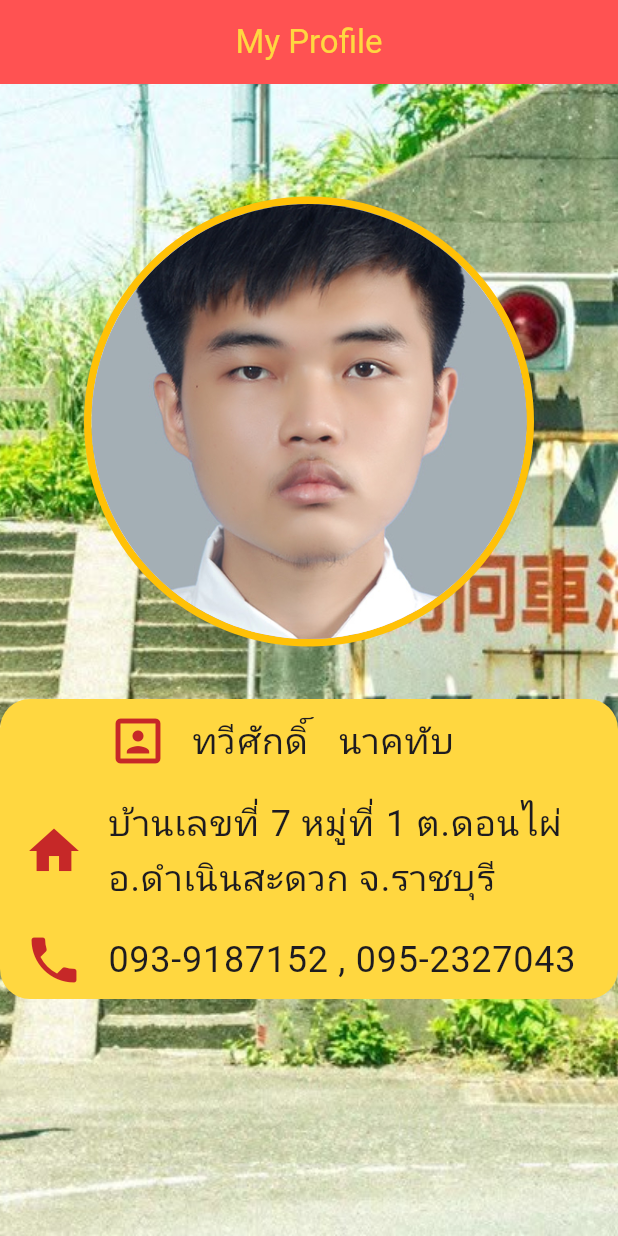
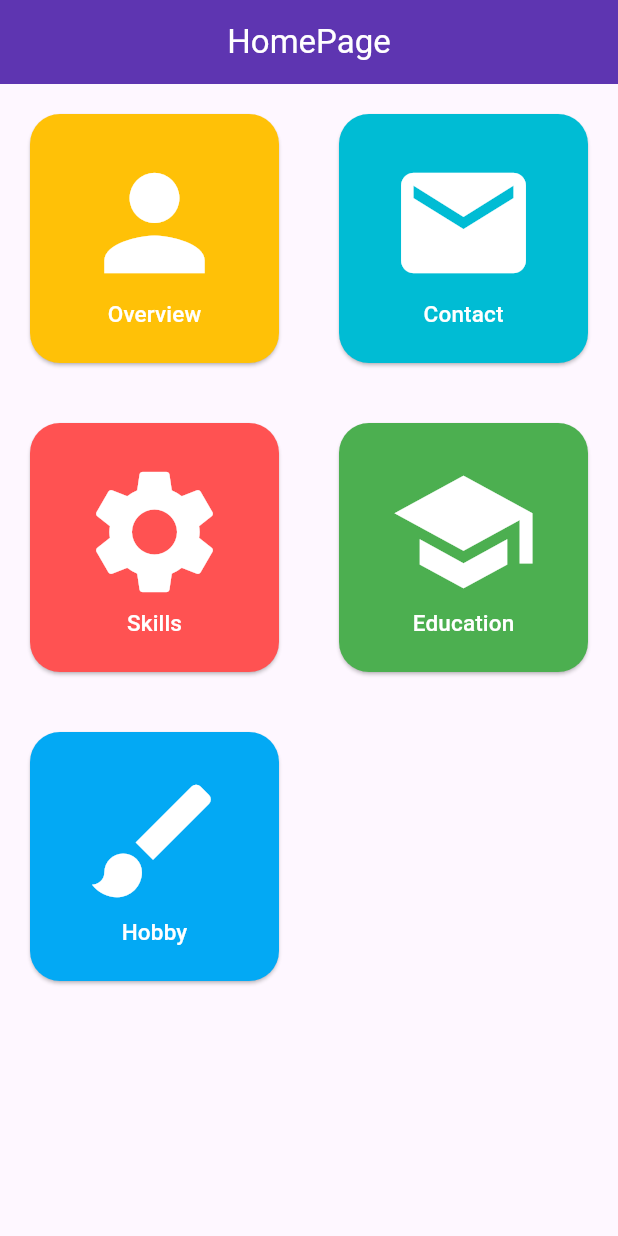
Before and after one commit to Taweesak02/flutter_profile_learning, a Flutter app: the screen it shows after launch, on a phone screen of 412 x 824 dp. Run offline on Flutter 3.47's test engine with Material 3 defaults, Android fonts, the phone set to English and light mode, and no system bars; our stand-ins replace google_fonts; Roboto replaces fonts that are missing (Itim).

```diff
--- a/lib/main.dart
+++ b/lib/main.dart
@@ -1,119 +1,124 @@
 import 'package:flutter/material.dart';
 import 'package:google_fonts/google_fonts.dart';
+import 'package:my_profile/profilepage.dart';
 
 void main() {
   runApp(MyApp());
 }
 
 class MyApp extends StatelessWidget {
+  const MyApp({Key? key}) : super(key: key);
+
   Widget build(BuildContext context) {
     return MaterialApp(
       debugShowCheckedModeBanner: false,
-      title: "My Profile",
-      theme: ThemeData(textTheme: GoogleFonts.itimTextTheme()),
-      home: Container(
-        decoration: const BoxDecoration(
-          image: DecorationImage(
-            image: AssetImage('assets/bg.jpg'),
-            fit: BoxFit.cover,
+      title: "My Resume",
+      theme: ThemeData(
+        textTheme: GoogleFonts.itimTextTheme(),
+        appBarTheme: AppBarTheme(
+          backgroundColor: Colors.deepPurple[600],
+          centerTitle: true,
+          foregroundColor: Colors.white,
+        ),
+      ),
+      initialRoute: '/',
+      routes: {
+        '/': (context) => const HomePage(title: "HomePage"),
+        '/profile': (context) => const ProfilePage(title: 'Profile'),
+      },
+    );
+  }
+}
+
+class HomePage extends StatelessWidget {
+  const HomePage({Key? key, required this.title}) : super(key: key);
+
+  final String title;
+
+  Widget build(BuildContext context) {
+    return Scaffold(
+      appBar: AppBar(title: Text(title)),
+      body: GridView.count(
+        crossAxisCount: 2,
+        padding: EdgeInsets.all(20),
+        crossAxisSpacing: 40,
+        mainAxisSpacing: 40,
+        children: [
+          App(
+            route: "/profile",
+            appTitle: "Overview",
+            color: Colors.amber,
+            fontColor: Colors.white,
+            icon: Icons.person,
           ),
-        ),
-        child: Scaffold(
-          backgroundColor: Colors.transparent,
-          appBar: AppBar(
-            title: Center(
-              child: Text(
-                "My Profile",
-                style: TextStyle(color: Colors.amberAccent),
-              ),
-            ),
-            backgroundColor: Colors.redAccent,
+          App(
+            route: "",
+            appTitle: "Contact",
+            color: Colors.cyan,
+            fontColor: Colors.white,
+            icon: Icons.mail,
           ),
-          body: Column(
-            children: [
-              Align(//ส่วนภาพโปรไฟล์
-                alignment: Alignment.topCenter,
-                child: SizedBox(
-                  width: 300,
-                  child: Transform.translate(
-                    offset: Offset(0, 20),
-                    child: Container(
-                      decoration: BoxDecoration(
-                        shape: BoxShape.circle,
-                        border: Border.all(color: Colors.amber, width: 5),
-                      ),
-                      child: CircleAvatar(
-                        radius: 200,
-                        backgroundImage: AssetImage('assets/face.jpg'),
-                      ),
-                    ),
-                  ),
-                ),
-              ),
-              Container(//ส่วนอธิบายข้อมูล
-                width: 480,
-                height: 200,
-                decoration: BoxDecoration(
-                  color: Colors.amberAccent,
-                  borderRadius: BorderRadius.all(Radius.circular(20)),
-                ),
-                child: Column(
-                  children: [
-                    Center(
-                      child: SizedBox(
-                        width: 300,
-                        child: ListTile(
-                          title: Text(
-                            "ทวีศักดิ์\t\t\tนาคทับ",
-                            textScaler: TextScaler.linear(1.5),
-                          ),
-                          leading: Icon(
-                            Icons.portrait,
-                            color: Colors.red[800],
-                            size: 40,
-                          ),
-                        ),
-                      ),
-                    ),
-                    Center(
-                      child: SizedBox(
-                        width: 500,
-                        child: ListTile(
-                          title: Text(
-                            "บ้านเลขที่ 7 หมู่ที่ 1 ต.ดอนไผ่ อ.ดำเนินสะดวก จ.ราชบุรี",
-                            textScaler: TextScaler.linear(1.5),
-                          ),
-                          leading: Icon(
-                            Icons.home,
-                            color: Colors.red[800],
-                            size: 40,
-                          ),
-                        ),
-                      ),
-                    ),
-                    Center(
-                      child: SizedBox(
-                        width: 500,
-                        child: ListTile(
-                          title: Text(
-                            "093-9187152 , 095-2327043",
-                            textScaler: TextScaler.linear(1.5),
-                          ),
-                          leading: Icon(
-                            Icons.phone,
-                            color: Colors.red[800],
-                            size: 40,
-                          ),
-                        ),
-                      ),
-                    ),
-                  ],
-                ),
-              ),
-            ],
+          App(
+            route: "",
+            appTitle: "Skills",
+            color: Colors.redAccent,
+            fontColor: Colors.white,
+            icon: Icons.settings
           ),
-        ),
+          App(
+            route: "",
+            appTitle: "Education",
+            color: Colors.green,
+            fontColor: Colors.white,
+            icon: Icons.school
+          ),
+          App(
+            route: "",
+            appTitle: "Hobby",
+            color: Colors.lightBlue,
+            fontColor: Colors.white,
+            icon: Icons.brush
+          ),
+        ],
       ),
     );
   }
 }
+
+class App extends StatelessWidget {
+  const App({
+    super.key,
+    required this.route,
+    required this.appTitle,
+    required this.color,
+    required this.fontColor,
+    required this.icon,
+  });
+
+  final String appTitle;
+  final String route;
+  final Color color;
+  final Color fontColor;
+  final IconData icon;
+
+  Widget build(BuildContext context) {
+    return ElevatedButton(
+      style: ElevatedButton.styleFrom(
+        shape: RoundedRectangleBorder(
+          borderRadius: BorderRadius.all(Radius.circular(20)),
+        ),
+        backgroundColor: color,
+      ),
+      onPressed: () {
+        Navigator.pushNamed(context, route);
+      },
+      child: Column(
+        mainAxisAlignment: MainAxisAlignment.center,
+        children: [
+          Icon(icon, size: 100, color: fontColor),
+          Text(appTitle, style: TextStyle(fontSize: 15, color: fontColor)),
+        ],
+      ),
+    );
+  }
+}
--- /dev/null
+++ b/lib/profilepage.dart
@@ -0,0 +1,106 @@
+import 'package:flutter/material.dart';
+
+class ProfilePage extends StatelessWidget {
+  const ProfilePage({Key? key,required this.title}) : super(key: key);
+
+  final String title;
+
+
+  Widget build(BuildContext context) {
+    return Scaffold(
+      backgroundColor: Colors.transparent,
+      appBar: AppBar(title: Text(title)),
+      body: Container(
+        height: double.infinity,
+        decoration: BoxDecoration(
+          image: DecorationImage(
+            image: AssetImage("assets/bg.jpg"),
+            fit: BoxFit.cover,
+          ),
+        ),
+        child: SingleChildScrollView(
+          child: Column(
+            children: [
+              Align(
+                //ส่วนภาพโปรไฟล์
+                alignment: Alignment.topCenter,
+                child: SizedBox(
+                  width: 300,
+                  child: Transform.translate(
+                    offset: Offset(0, 20),
+                    child: Container(
+                      decoration: BoxDecoration(
+                        shape: BoxShape.circle,
+                        border: Border.all(color: Colors.amber, width: 5),
+                      ),
+                      child: CircleAvatar(
+                        radius: 200,
+                        backgroundImage: AssetImage('assets/face.jpg'),
+                      ),
+                    ),
+                  ),
+                ),
+              ),
+              Container(
+                //ส่วนอธิบายข้อมูล
+                width: 480,
+                decoration: BoxDecoration(
+                  color: Colors.amberAccent,
+                  borderRadius: BorderRadius.all(Radius.circular(20)),
+                ),
+                child: Column(
+                  children: [nameInfo(), locateInfo(), contactInfo()],
+                ),
+              ),
+            ],
+          ),
+        ),
+      ),
+    );
+  }
+}
+
+Center nameInfo() {
+  return Center(
+    child: SizedBox(
+      width: 300,
+      child: ListTile(
+        title: const Text(
+          "ทวีศักดิ์\t\t\tนาคทับ",
+          textScaler: TextScaler.linear(1.5),
+        ),
+        leading: Icon(Icons.portrait, color: Colors.red[800], size: 40),
+      ),
+    ),
+  );
+}
+
+Center locateInfo() {
+  return Center(
+    child: SizedBox(
+      width: 500,
+      child: ListTile(
+        title: Text(
+          "บ้านเลขที่ 7 หมู่ที่ 1 ต.ดอนไผ่ อ.ดำเนินสะดวก จ.ราชบุรี",
+          textScaler: TextScaler.linear(1.5),
+        ),
+        leading: Icon(Icons.home, color: Colors.red[800], size: 40),
+      ),
+    ),
+  );
+}
+
+Center contactInfo() {
+  return Center(
+    child: SizedBox(
+      width: 500,
+      child: ListTile(
+        title: Text(
+          "093-9187152 , 095-2327043",
+          textScaler: TextScaler.linear(1.5),
+        ),
+        leading: Icon(Icons.phone, color: Colors.red[800], size: 40),
+      ),
+    ),
+  );
+}
```
